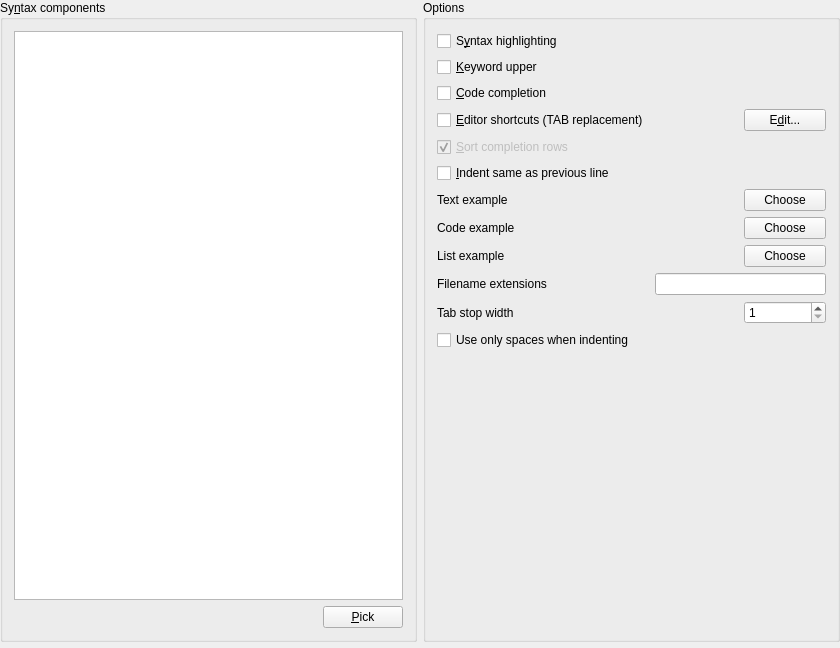
This is src/tosyntaxsetupui.ui in tora-tool/tora as Qt 5 draws it before an edit. The edited form follows.
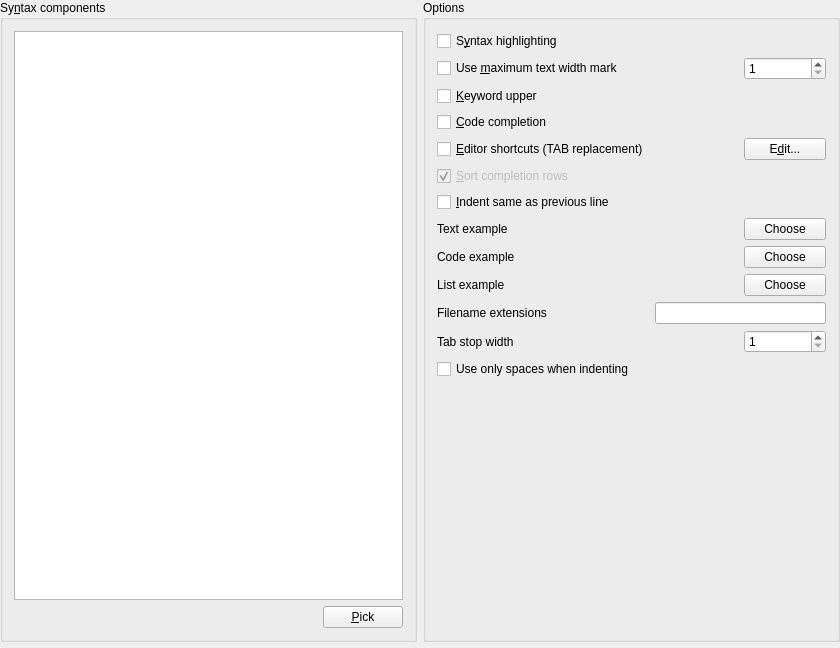
This is the edited form. Custom widgets are drawn as their Qt base class.

Commit message: improvements for editor: highlight current line, show "max text width" marker (standard from the other text editors)

```diff
--- a/src/tosyntaxsetupui.ui
+++ b/src/tosyntaxsetupui.ui
@@ -34,7 +34,7 @@
       <property name="spacing" >
        <number>6</number>
       </property>
-      <item row="1" column="0" colspan="3" >
+      <item row="2" column="0" colspan="3" >
        <widget class="QCheckBox" name="KeywordUpper" >
         <property name="toolTip" >
          <string>Convert all keywords to uppercase when displayingsyntaxhighlighted text.  Only available for monospaced fonts.</string>
@@ -44,7 +44,7 @@
         </property>
        </widget>
       </item>
-      <item row="2" column="0" colspan="3" >
+      <item row="3" column="0" colspan="3" >
        <widget class="QCheckBox" name="CodeCompletion" >
         <property name="toolTip" >
          <string>Activate code completion in SQL editors. Not recommended on slow connections.</string>
@@ -54,7 +54,7 @@
         </property>
        </widget>
       </item>
-      <item row="4" column="0" colspan="3" >
+      <item row="5" column="0" colspan="3" >
        <widget class="QCheckBox" name="CompletionSort" >
         <property name="enabled" >
          <bool>false</bool>
@@ -80,7 +80,7 @@
         </property>
        </widget>
       </item>
-      <item row="5" column="0" colspan="3" >
+      <item row="6" column="0" colspan="3" >
        <widget class="QCheckBox" name="AutoIndent" >
         <property name="toolTip" >
          <string>Indent a new line in an editor to the same column as the previous line</string>
@@ -90,14 +90,14 @@
         </property>
        </widget>
       </item>
-      <item row="8" column="2" >
+      <item row="9" column="2" >
        <widget class="QPushButton" name="PushButton1" >
         <property name="text" >
          <string>Choose</string>
         </property>
        </widget>
       </item>
-      <item row="8" column="0" >
+      <item row="9" column="0" >
        <widget class="QLabel" name="ResultExample" >
         <property name="text" >
          <string>List example</string>
@@ -107,7 +107,7 @@
         </property>
        </widget>
       </item>
-      <item row="7" column="0" >
+      <item row="8" column="0" >
        <widget class="QLabel" name="CodeExample" >
         <property name="text" >
          <string>Code example</string>
@@ -117,14 +117,14 @@
         </property>
        </widget>
       </item>
-      <item row="7" column="2" >
+      <item row="8" column="2" >
        <widget class="QPushButton" name="PushButton1_2" >
         <property name="text" >
          <string>Choose</string>
         </property>
        </widget>
       </item>
-      <item row="6" column="0" >
+      <item row="7" column="0" >
        <widget class="QLabel" name="TextExample" >
         <property name="text" >
          <string>Text example</string>
@@ -134,10 +134,10 @@
         </property>
        </widget>
       </item>
-      <item row="9" column="1" colspan="2" >
+      <item row="10" column="1" colspan="2" >
        <widget class="QLineEdit" name="Extensions" />
       </item>
-      <item row="9" column="0" >
+      <item row="10" column="0" >
        <widget class="QLabel" name="TextLabel1" >
         <property name="text" >
          <string>Filename extensions</string>
@@ -147,7 +147,7 @@
         </property>
        </widget>
       </item>
-      <item row="12" column="1" >
+      <item row="13" column="1" >
        <spacer>
         <property name="orientation" >
          <enum>Qt::Vertical</enum>
@@ -163,14 +163,14 @@
         </property>
        </spacer>
       </item>
-      <item row="10" column="2" >
+      <item row="11" column="2" >
        <widget class="QSpinBox" name="TabStop" >
         <property name="minimum" >
          <number>1</number>
         </property>
        </widget>
       </item>
-      <item row="10" column="0" colspan="2" >
+      <item row="11" column="0" colspan="2" >
        <widget class="QLabel" name="TextLabel1_2" >
         <property name="toolTip" >
          <string>Number of character width of tabstops</string>
@@ -189,7 +189,7 @@
         </property>
        </widget>
       </item>
-      <item row="11" column="0" >
+      <item row="12" column="0" >
        <widget class="QCheckBox" name="TabSpaces" >
         <property name="toolTip" >
          <string>If set the editor will insert spaces rather than tabs</string>
@@ -199,27 +199,50 @@
         </property>
        </widget>
       </item>
-      <item row="6" column="2" >
+      <item row="7" column="2" >
        <widget class="QPushButton" name="PushButton1_2_2" >
         <property name="text" >
          <string>Choose</string>
         </property>
        </widget>
       </item>
-      <item row="3" column="0" >
+      <item row="4" column="0" >
        <widget class="QCheckBox" name="EditorShortcuts" >
         <property name="text" >
          <string>&amp;Editor shortcuts (TAB replacement)</string>
         </property>
        </widget>
       </item>
-      <item row="3" column="2" >
+      <item row="4" column="2" >
        <widget class="QPushButton" name="EditorShortcutsEdit" >
         <property name="text" >
          <string>E&amp;dit...</string>
         </property>
        </widget>
       </item>
+      <item row="1" column="0" >
+       <widget class="QCheckBox" name="EdgeMarkCheckBox" >
+        <property name="toolTip" >
+         <string>Display the line/column marker at the specified position</string>
+        </property>
+        <property name="text" >
+         <string>Use &amp;maximum text width mark</string>
+        </property>
+       </widget>
+      </item>
+      <item row="1" column="2" >
+       <widget class="QSpinBox" name="EdgeSizeSpinBox" >
+        <property name="toolTip" >
+         <string>Specify the column (text width) where to show marker</string>
+        </property>
+        <property name="minimum" >
+         <number>1</number>
+        </property>
+        <property name="maximum" >
+         <number>999999</number>
+        </property>
+       </widget>
+      </item>
      </layout>
     </widget>
    </item>
```
The commit also changes 5 other files.
